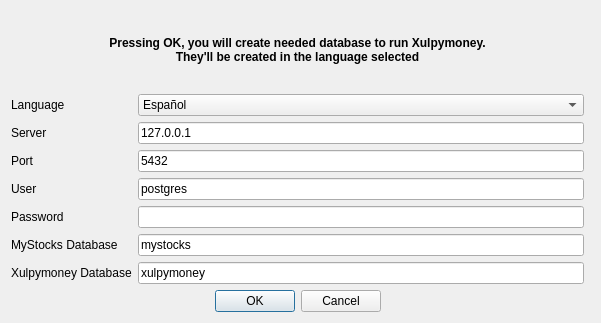
Qt form ui/frmInit.ui (turulomio/xulpymoney) before a commit.
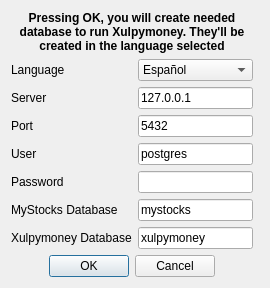
The same form after that commit. Icons and pictures are not drawn.

Patch:
```diff
--- a/ui/frmInit.ui
+++ b/ui/frmInit.ui
@@ -6,8 +6,8 @@
    <rect>
     <x>0</x>
     <y>0</y>
-    <width>601</width>
-    <height>323</height>
+    <width>270</width>
+    <height>288</height>
    </rect>
   </property>
   <property name="sizePolicy">
@@ -35,12 +35,17 @@
         </font>
        </property>
        <property name="text">
-        <string>Pressing OK, you will create needed database to run Xulpymoney.
-They'll be created in the language selected</string>
+        <string>&lt;html&gt;&lt;head/&gt;&lt;body&gt;&lt;p&gt;Pressing OK, you will create needed database to run Xulpymoney. They'll be created in the language selected&lt;/p&gt;&lt;/body&gt;&lt;/html&gt;</string>
+       </property>
+       <property name="scaledContents">
+        <bool>false</bool>
        </property>
        <property name="alignment">
         <set>Qt::AlignCenter</set>
        </property>
+       <property name="wordWrap">
+        <bool>true</bool>
+       </property>
       </widget>
      </item>
      <item>
```
